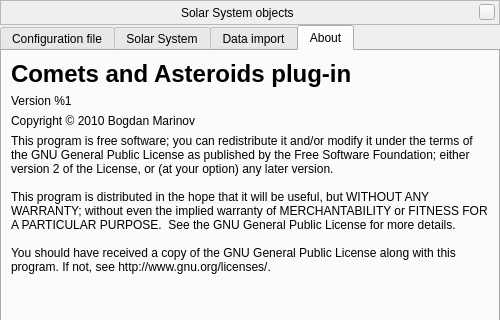
The window that plugins/SolarSystemEditor/src/gui/solarSystemManagerWindow.ui (519984307/stellarium_src) describes before a commit, drawn with Qt 5; both pictures show x 0 to 500 and y 0 to 320 of the 500 by 500 pixel window.
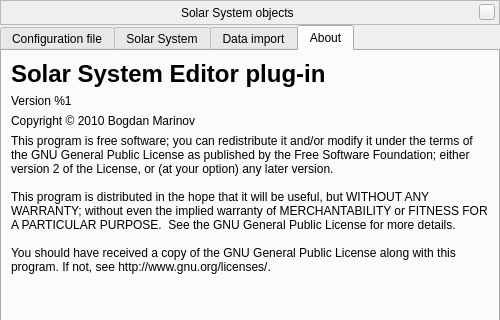
The same window after the commit. The open tabs and pages were chosen to show the change. Custom widgets are drawn as their Qt base class.

Commit message: updated plug-in display name and description

The edit to the form file:
```diff
--- a/plugins/SolarSystemEditor/src/gui/solarSystemManagerWindow.ui
+++ b/plugins/SolarSystemEditor/src/gui/solarSystemManagerWindow.ui
@@ -357,7 +357,7 @@
 }</string>
          </property>
          <property name="text">
-          <string>Comets and Asteroids plug-in</string>
+          <string>Solar System Editor plug-in</string>
          </property>
         </widget>
        </item>
```
The commit also changes 1 other file.
